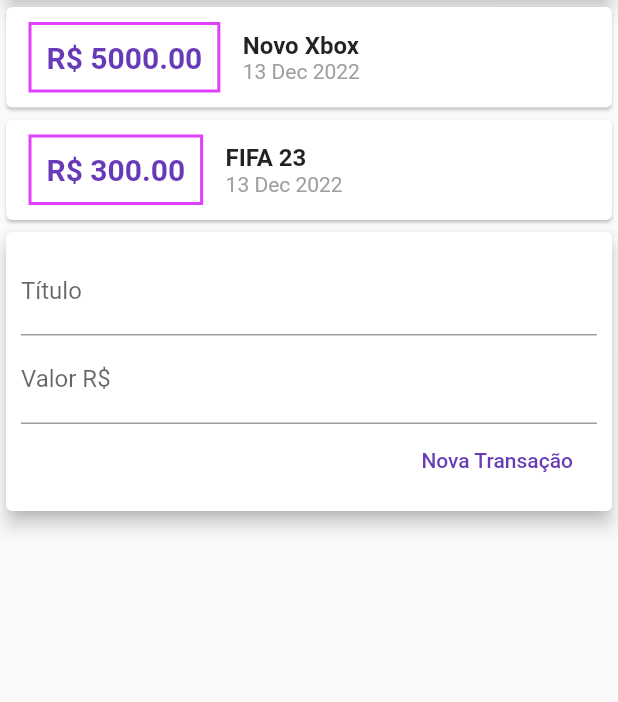
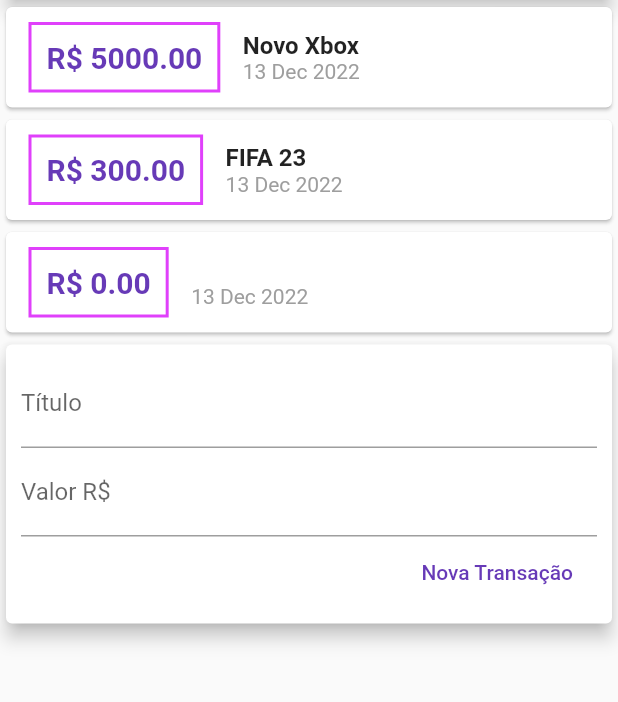
Before and after one commit to anabenicio/depesas-pessoais, a Flutter app: the screen it shows after launch, after a tap on "Nova Transação", on a phone screen of 412 x 824 dp, the part 119-821 px from its top. Run offline on Flutter 3.47's test engine with Material 2 defaults, Android fonts, the phone set to English and light mode, and no system bars.

Commit message:
create communication to record the data

```diff
--- a/expenses/lib/components/transaction_form.dart
+++ b/expenses/lib/components/transaction_form.dart
@@ -3,6 +3,11 @@ import 'package:flutter/material.dart';
 class TransactionForm extends StatelessWidget {
   final titleController = TextEditingController();
   final valueController = TextEditingController();
+
+  final void Function(String, double) onSubmit;
+
+  TransactionForm(this.onSubmit);
+
   @override
   Widget build(BuildContext context) {
     return Card(
@@ -22,7 +27,12 @@ class TransactionForm extends StatelessWidget {
               mainAxisAlignment: MainAxisAlignment.end,
               children: [
                 FlatButton(
-                    onPressed: () {},
+                    onPressed: () {
+                      final title = titleController.text;
+                      final value =
+                          double.tryParse(valueController.text) ?? 0.0;
+                      onSubmit(title, value);
+                    },
                     child: Text('Nova Transação'),
                     textColor: Colors.deepPurple),
               ],
--- a/expenses/lib/components/transactions_user.dart
+++ b/expenses/lib/components/transactions_user.dart
@@ -1,3 +1,5 @@
+import 'dart:math';
+
 import 'package:expenses/models/transaction.dart';
 import 'package:flutter/material.dart';
 import 'transaction_form.dart';
@@ -14,10 +16,25 @@ class _TransactionUserState extends State<TransactionUser> {
         id: 't1', title: 'Novo Xbox', value: 5000.00, date: DateTime.now()),
     Transaction(id: 't2', title: 'FIFA 23', value: 300.00, date: DateTime.now())
   ];
+
+  _addTransaction(String title, double value) {
+    final newTransaction = Transaction(
+        id: Random().nextDouble().toString(),
+        title: title,
+        value: value,
+        date: DateTime.now());
+    setState(() {
+      _transactions.add(newTransaction);
+    });
+  }
+
   @override
   Widget build(BuildContext context) {
     return Column(
-      children: [TransactionList(_transactions), TransactionForm()],
+      children: [
+        TransactionList(_transactions),
+        TransactionForm(_addTransaction)
+      ],
     );
   }
 }
```
